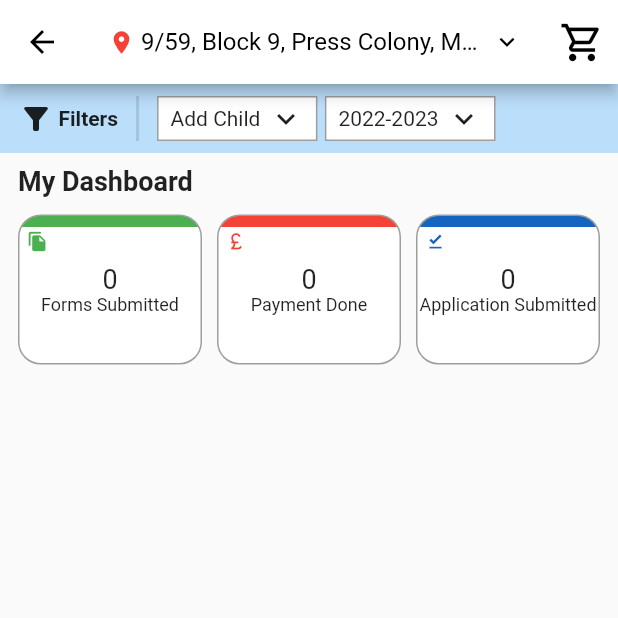
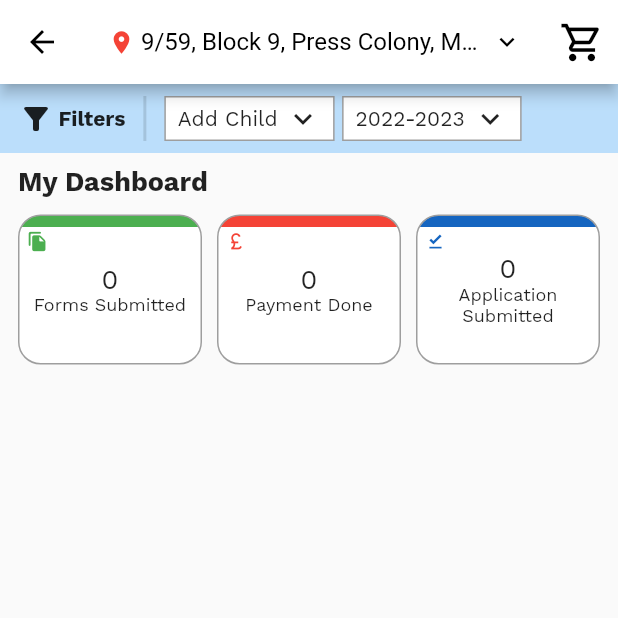
Before and after one commit to kartikbhargava11/school_app, a Flutter app: the screen it shows after launch, after a tap on "View Dashboard", on a phone screen of 412 x 824 dp, the top half of it. Run offline on Flutter 3.47's test engine with Material 2 defaults, Android fonts, the phone set to English and light mode, and no system bars; our stand-ins replace animated_splash_screen, smooth_page_indicator; network calls fail.

Commit message:
add fonts and splash screen

```diff
--- a/lib/main.dart
+++ b/lib/main.dart
@@ -1,6 +1,6 @@
 import 'package:flutter/material.dart';
 
-import './screens/nav_screen.dart';
+import './screens/splash_screen.dart';
 import './screens/login_screen.dart';
 import './screens/search_location.dart';
 import './screens/add_new_child_screen.dart';
@@ -18,6 +18,9 @@ class MyApp extends StatelessWidget {
   @override
   Widget build(BuildContext context) {
     return MaterialApp(
+      theme: ThemeData(
+        fontFamily: "WorkSans",
+      ),
       routes: {
         LoginScreen.routeName: (ctx) => const LoginScreen(),
         SearchLocation.routeName: (ctx) => SearchLocation(),
@@ -25,7 +28,7 @@ class MyApp extends StatelessWidget {
         DashboardScreen.routeName: (ctx) => const DashboardScreen(),
         CommonFormScreen.routeName: (ctx) => const CommonFormScreen()
       },
-      home: const NavScreen(),
+      home: const SplashScreen(),
     );
   }
 }
--- /dev/null
+++ b/lib/screens/splash_screen.dart
@@ -0,0 +1,51 @@
+import 'package:flutter/material.dart';
+import 'package:animated_splash_screen/animated_splash_screen.dart';
+
+import './nav_screen.dart';
+
+class SplashScreen extends StatefulWidget {
+  const SplashScreen({Key? key}) : super(key: key);
+
+  @override
+  State<SplashScreen> createState() => _SplashScreenState();
+}
+
+class _SplashScreenState extends State<SplashScreen> {
+
+  void _navigateToHome() async {
+    await Future.delayed(const Duration(
+      milliseconds: 1500,
+    ), () {
+      Navigator.pushReplacement(context, MaterialPageRoute(builder: (_) => const NavScreen() ));
+    });
+  }
+
+
+  @override
+  void initState() {
+    super.initState();
+    // _navigateToHome();
+  }
+
+  @override
+  Widget build(BuildContext context) {
+    return AnimatedSplashScreen(
+      duration: 3000,
+      splashTransition: SplashTransition.fadeTransition,
+      backgroundColor: Colors.blue,
+      splash: const Center(
+        child: Text(
+          "one apply",
+          style: TextStyle(
+            fontSize: 64.0,
+            fontWeight: FontWeight.bold,
+            color: Colors.white,
+            fontFamily: "Bangers",
+            letterSpacing: 2
+          )
+        )
+      ),
+      nextScreen: const NavScreen() ,
+    );
+  }
+}
--- a/lib/widgets/school_card.dart
+++ b/lib/widgets/school_card.dart
@@ -196,6 +196,7 @@ class SchoolCard extends StatelessWidget {
                           "Point Calculator",
                           style: TextStyle(
                             color: Colors.grey,
+                            fontSize: 12.0
                           )
                         )
                       ),
@@ -205,6 +206,7 @@ class SchoolCard extends StatelessWidget {
                           "Compare",
                           style: TextStyle(
                             color: Colors.grey,
+                            fontSize: 12.0
                           )
                         )
                       ),
@@ -219,6 +221,7 @@ class SchoolCard extends StatelessWidget {
                           "Apply Now",
                           style: TextStyle(
                             color: Colors.white,
+                            fontSize: 12.0
                           )
                         ),
                       ),
```
Also changed, not shown: pubspec.yaml (+9 -12 lines), assets/fonts/Bangers-Regular.ttf (added), assets/fonts/WorkSans-VariableFont_wght.ttf (added), pubspec.lock.
